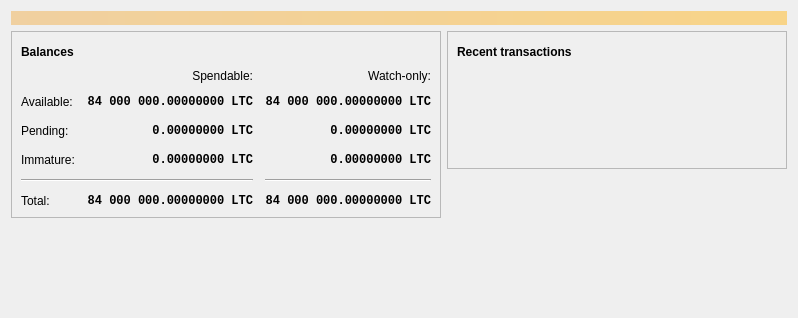
Qt form src/qt/forms/overviewpage.ui (btip1606-max/paradoxcoin) before a commit.
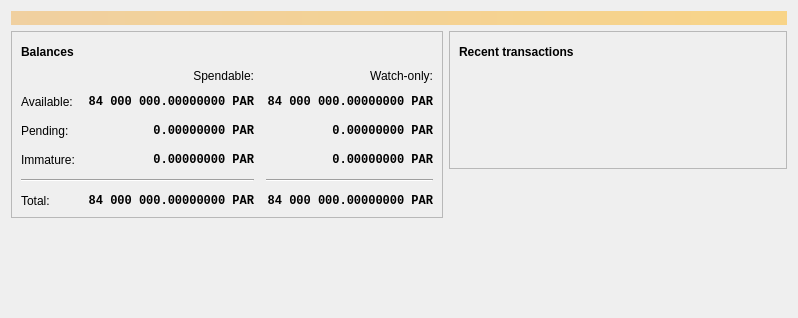
The same form after that commit. Icons and pictures are not drawn. Custom widgets are drawn as their Qt base class.

Diff of the .ui file:
```diff
--- a/src/qt/forms/overviewpage.ui
+++ b/src/qt/forms/overviewpage.ui
@@ -130,7 +130,7 @@
                <string>Unconfirmed transactions to watch-only addresses</string>
               </property>
               <property name="text">
-               <string notr="true">0.00000000 LTC</string>
+               <string notr="true">0.00000000 PAR</string>
               </property>
               <property name="alignment">
                <set>Qt::AlignRight|Qt::AlignTrailing|Qt::AlignVCenter</set>
@@ -156,7 +156,7 @@
                <string>Total of transactions that have yet to be confirmed, and do not yet count toward the spendable balance</string>
               </property>
               <property name="text">
-               <string notr="true">0.00000000 LTC</string>
+               <string notr="true">0.00000000 PAR</string>
               </property>
               <property name="alignment">
                <set>Qt::AlignRight|Qt::AlignTrailing|Qt::AlignVCenter</set>
@@ -182,7 +182,7 @@
                <string>Mined balance in watch-only addresses that has not yet matured</string>
               </property>
               <property name="text">
-               <string notr="true">0.00000000 LTC</string>
+               <string notr="true">0.00000000 PAR</string>
               </property>
               <property name="alignment">
                <set>Qt::AlignRight|Qt::AlignTrailing|Qt::AlignVCenter</set>
@@ -241,7 +241,7 @@
                <string>Mined balance that has not yet matured</string>
               </property>
               <property name="text">
-               <string notr="true">0.00000000 LTC</string>
+               <string notr="true">0.00000000 PAR</string>
               </property>
               <property name="alignment">
                <set>Qt::AlignRight|Qt::AlignTrailing|Qt::AlignVCenter</set>
@@ -287,7 +287,7 @@
                <string>Your current total balance</string>
               </property>
               <property name="text">
-               <string notr="true">84 000 000.00000000 LTC</string>
+               <string notr="true">84 000 000.00000000 PAR</string>
               </property>
               <property name="alignment">
                <set>Qt::AlignRight|Qt::AlignTrailing|Qt::AlignVCenter</set>
@@ -313,7 +313,7 @@
                <string>Current total balance in watch-only addresses</string>
               </property>
               <property name="text">
-               <string notr="true">84 000 000.00000000 LTC</string>
+               <string notr="true">84 000 000.00000000 PAR</string>
               </property>
               <property name="alignment">
                <set>Qt::AlignRight|Qt::AlignTrailing|Qt::AlignVCenter</set>
@@ -356,7 +356,7 @@
                <string>Your current spendable balance</string>
               </property>
               <property name="text">
-               <string notr="true">84 000 000.00000000 LTC</string>
+               <string notr="true">84 000 000.00000000 PAR</string>
               </property>
               <property name="alignment">
                <set>Qt::AlignRight|Qt::AlignTrailing|Qt::AlignVCenter</set>
@@ -382,7 +382,7 @@
                <string>Your current balance in watch-only addresses</string>
               </property>
               <property name="text">
-               <string notr="true">84 000 000.00000000 LTC</string>
+               <string notr="true">84 000 000.00000000 PAR</string>
               </property>
               <property name="alignment">
                <set>Qt::AlignRight|Qt::AlignTrailing|Qt::AlignVCenter</set>
```
Left out of the diff: 4 changed lines with no effect on the pictures.
